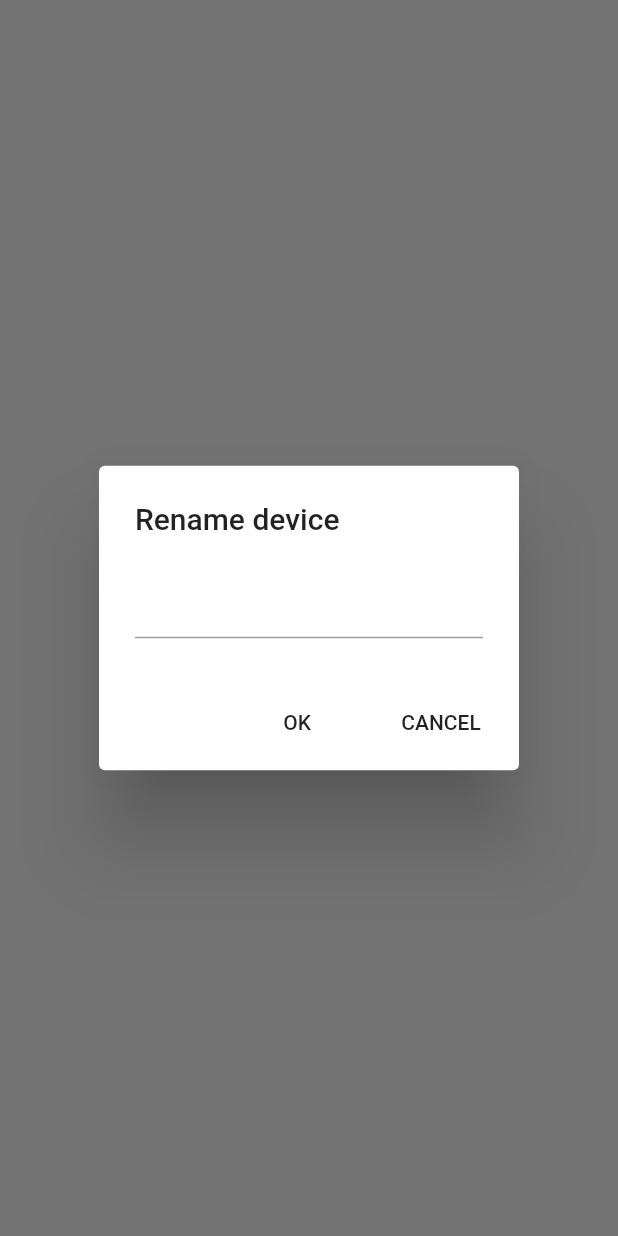
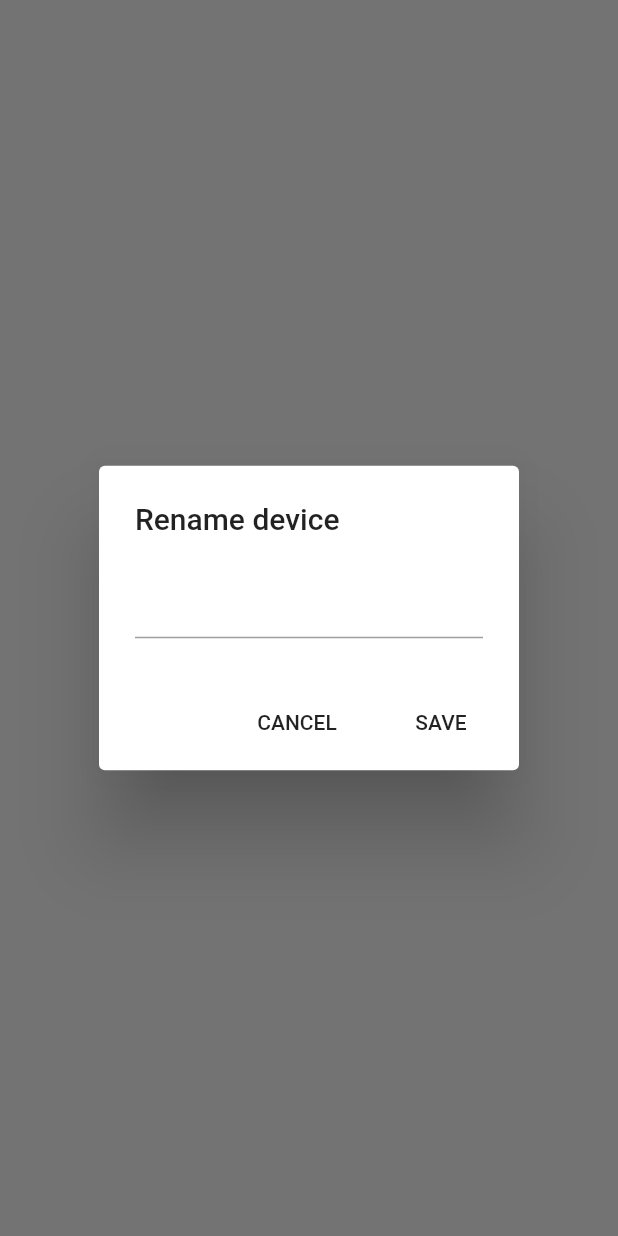
Before and after one commit to bernardo-amaral/alexa-nodemcu, a Flutter app: what displayDialog() shows on an empty page, opened directly with empty values, on a phone screen of 412 x 824 dp. Run offline on Flutter 3.47's test engine with Material 2 defaults, Android fonts, the phone set to English and light mode, and no system bars; our stand-ins replace cloud_firestore; accounts and stored records are empty; network calls fail.

```diff
--- a/nodemcucontroller/lib/components/textfield_alertDialog.dart
+++ b/nodemcucontroller/lib/components/textfield_alertDialog.dart
@@ -1,10 +1,10 @@
 import 'package:flutter/material.dart';
 import 'package:nodemcucontroller/models/JsonDevices.dart';
 
-Future displayDialog(BuildContext context, String deviceId) async {
+Future<bool> displayDialog(BuildContext context, String deviceId) async {
   TextEditingController _textFieldController = TextEditingController();
 
-  return showDialog(
+  return await showDialog<bool>(
           context: context,
           builder: (context) {
             return AlertDialog(
@@ -15,19 +15,20 @@ Future displayDialog(BuildContext context, String deviceId) async {
               ),
               actions: <Widget>[
                 FlatButton(
-              child: Text('OK'),
+                  child: Text('CANCEL'),
                   onPressed: () {
-                renameDevice(deviceId, _textFieldController.value.text);
-                Navigator.of(context).pop();
+                    Navigator.of(context).pop(false);
                   },
                 ),
                 FlatButton(
-              child: Text('CANCEL'),
+                  child: Text('SAVE'),
                   onPressed: () {
-                Navigator.of(context).pop();
+                    renameDevice(deviceId, _textFieldController.value.text);
+                    Navigator.of(context).pop(true);
                   },
-            )
+                ),
               ],
             );
-      });
+          }) ??
+      false;
 }
```
Also changed, not shown: nodemcucontroller/lib/main.dart (+6 -4 lines). Lines whose indentation alone changed are shown as unchanged.
